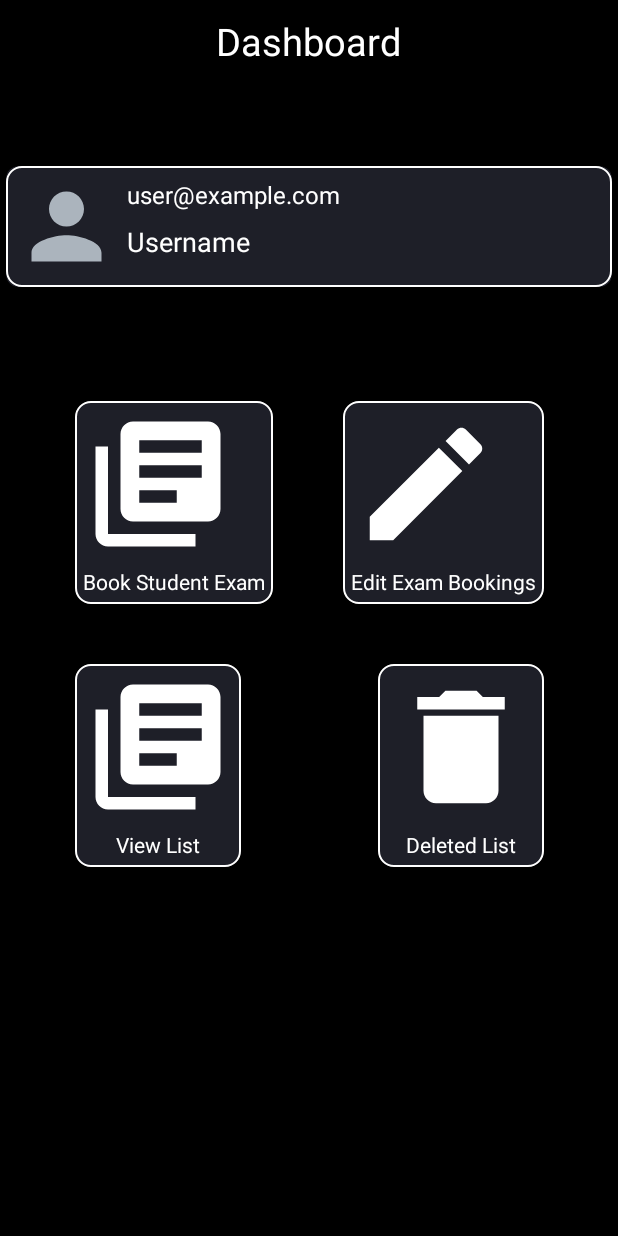
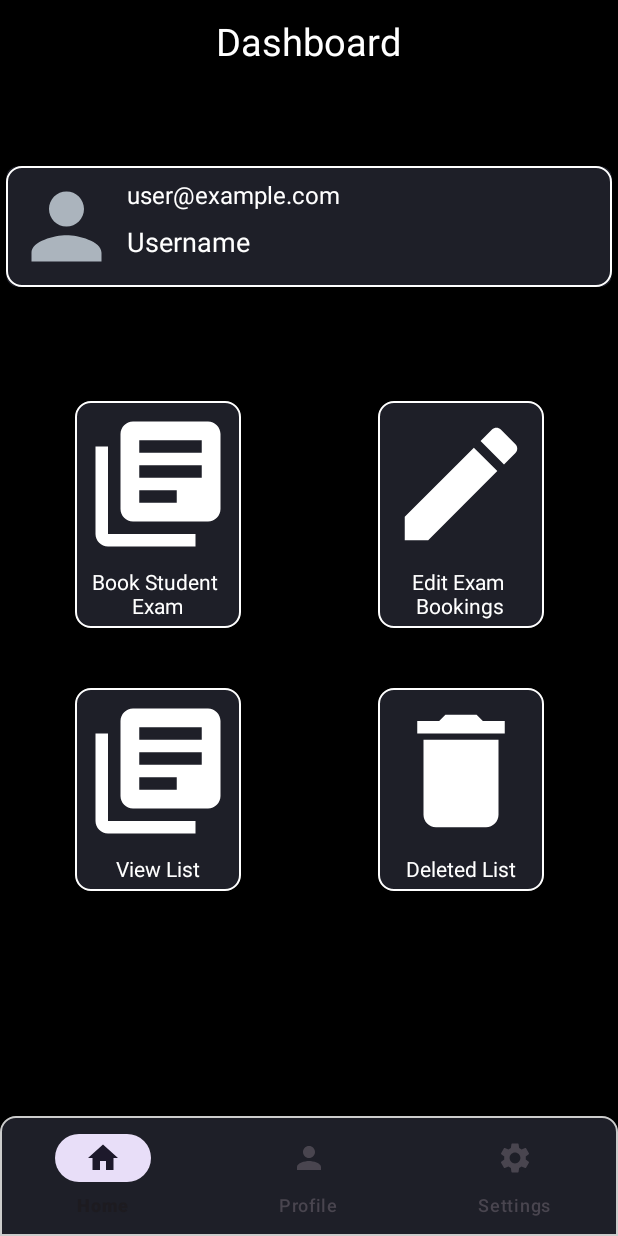
Before and after one commit to BakangMonei/EnrollPro, an Android app: the LectureActivity screen opened directly, with no data from a screen before it, on a phone screen of 412 x 824 dp. Run offline under Robolectric (Android 15) with nearby library versions, the phone set to English and light mode, and no system bars; our stand-ins replace CircleImageView.

Commit message:
Added a navbar for testing only

```diff
--- /dev/null
+++ b/app/src/main/res/drawable/nav_bar_item_ctrl.xml
@@ -0,0 +1,8 @@
+<?xml version="1.0" encoding="utf-8"?>
+<shape xmlns:android="http://schemas.android.com/apk/res/android" android:shape="rectangle">
+
+    <solid android:color="@color/figma_dark_gray"/>
+    <corners android:topRightRadius="10dp" android:topLeftRadius="10dp"/>
+    <stroke android:color="@color/grey" android:width="1dp"/>
+
+</shape>
--- a/app/src/main/res/layout/activity_lecture.xml
+++ b/app/src/main/res/layout/activity_lecture.xml
@@ -122,7 +122,8 @@
             android:layout_height="wrap_content"
             android:layout_gravity="center"
             android:layout_marginTop="5dp"
-            android:text="Book Student Exam"
+            android:text="Book Student \nExam"
+            android:textAlignment="center"
             android:textColor="@color/white"
             app:layout_constraintEnd_toEndOf="@+id/bookExamImageView"
             app:layout_constraintHorizontal_bias="1.0"
@@ -157,7 +158,8 @@
             android:layout_height="wrap_content"
             android:layout_gravity="center"
             android:layout_marginTop="5dp"
-            android:text="Edit Exam Bookings"
+            android:textAlignment="center"
+            android:text="Edit Exam \nBookings"
             android:textColor="@color/white"
             app:layout_constraintEnd_toEndOf="@+id/itemsPurchasedImageView"
             app:layout_constraintHorizontal_bias="1.0"
@@ -230,6 +232,16 @@
 
     </LinearLayout>
 
+    <com.google.android.material.bottomnavigation.BottomNavigationView
+        android:id="@+id/bottom_navigation"
+        android:layout_width="match_parent"
+        android:layout_height="wrap_content"
+        android:background="@drawable/nav_bar_item_ctrl"
+
+        app:layout_constraintBottom_toBottomOf="parent"
+        app:layout_constraintEnd_toEndOf="parent"
+        app:layout_constraintStart_toStartOf="parent"
+        app:menu="@menu/bottom_navigation" />
 
 
 </androidx.constraintlayout.widget.ConstraintLayout>
```
